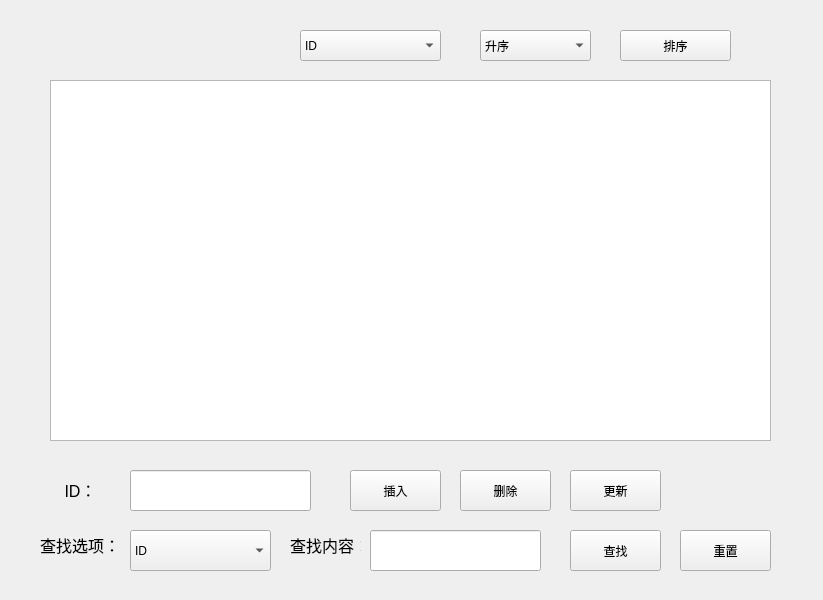
This is teamcontrol.ui in lilns1/CompetitionTeamInformaSystem as Qt 5 draws it before an edit. The edited form follows.
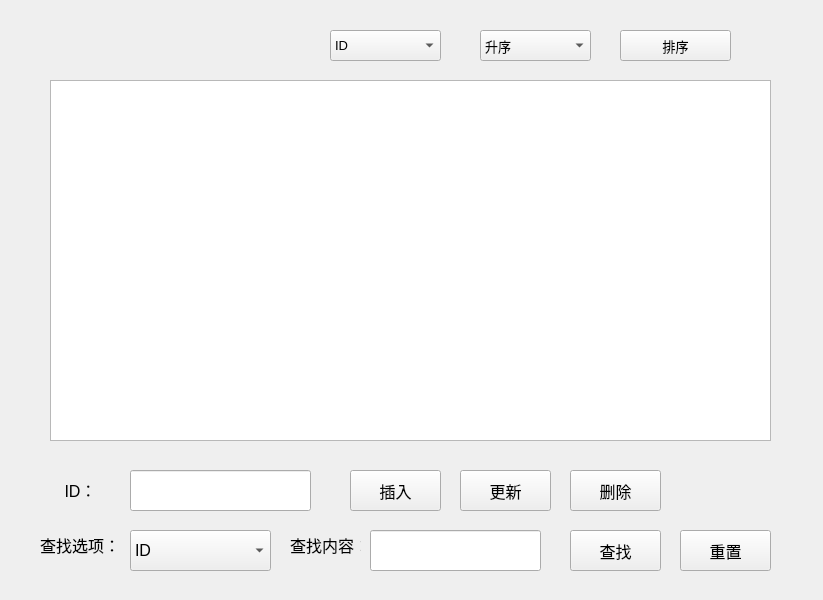
This is the edited form. Icons and pictures are not drawn.

Patch:
```diff
--- a/teamcontrol.ui
+++ b/teamcontrol.ui
@@ -26,12 +26,17 @@
   <widget class="QComboBox" name="sortbyBox">
    <property name="geometry">
     <rect>
-     <x>300</x>
+     <x>330</x>
      <y>30</y>
-     <width>141</width>
+     <width>111</width>
      <height>31</height>
     </rect>
    </property>
+   <property name="font">
+    <font>
+     <pointsize>10</pointsize>
+    </font>
+   </property>
    <item>
     <property name="text">
      <string>ID</string>
@@ -72,6 +77,11 @@
      <height>31</height>
     </rect>
    </property>
+   <property name="font">
+    <font>
+     <pointsize>10</pointsize>
+    </font>
+   </property>
    <item>
     <property name="text">
      <string>升序</string>
@@ -92,6 +102,11 @@
      <height>31</height>
     </rect>
    </property>
+   <property name="font">
+    <font>
+     <pointsize>10</pointsize>
+    </font>
+   </property>
    <property name="text">
     <string>排序</string>
    </property>
@@ -115,6 +130,12 @@
      <height>41</height>
     </rect>
    </property>
+   <property name="font">
+    <font>
+     <family>微软雅黑</family>
+     <pointsize>12</pointsize>
+    </font>
+   </property>
    <property name="text">
     <string>插入</string>
    </property>
@@ -122,12 +143,17 @@
   <widget class="QPushButton" name="deleteButton">
    <property name="geometry">
     <rect>
-     <x>460</x>
+     <x>570</x>
      <y>470</y>
      <width>91</width>
      <height>41</height>
     </rect>
    </property>
+   <property name="font">
+    <font>
+     <pointsize>12</pointsize>
+    </font>
+   </property>
    <property name="text">
     <string>删除</string>
    </property>
@@ -135,12 +161,17 @@
   <widget class="QPushButton" name="updateButton">
    <property name="geometry">
     <rect>
-     <x>570</x>
+     <x>460</x>
      <y>470</y>
      <width>91</width>
      <height>41</height>
     </rect>
    </property>
+   <property name="font">
+    <font>
+     <pointsize>12</pointsize>
+    </font>
+   </property>
    <property name="text">
     <string>更新</string>
    </property>
@@ -154,6 +185,11 @@
      <height>41</height>
     </rect>
    </property>
+   <property name="font">
+    <font>
+     <pointsize>12</pointsize>
+    </font>
+   </property>
    <item>
     <property name="text">
      <string>ID</string>
@@ -243,6 +279,11 @@
      <height>41</height>
     </rect>
    </property>
+   <property name="font">
+    <font>
+     <pointsize>12</pointsize>
+    </font>
+   </property>
    <property name="text">
     <string>查找</string>
    </property>
@@ -256,6 +297,11 @@
      <height>41</height>
     </rect>
    </property>
+   <property name="font">
+    <font>
+     <pointsize>12</pointsize>
+    </font>
+   </property>
    <property name="text">
     <string>重置</string>
    </property>
```
Left out of the diff: 33 changed lines with no effect on the pictures.
